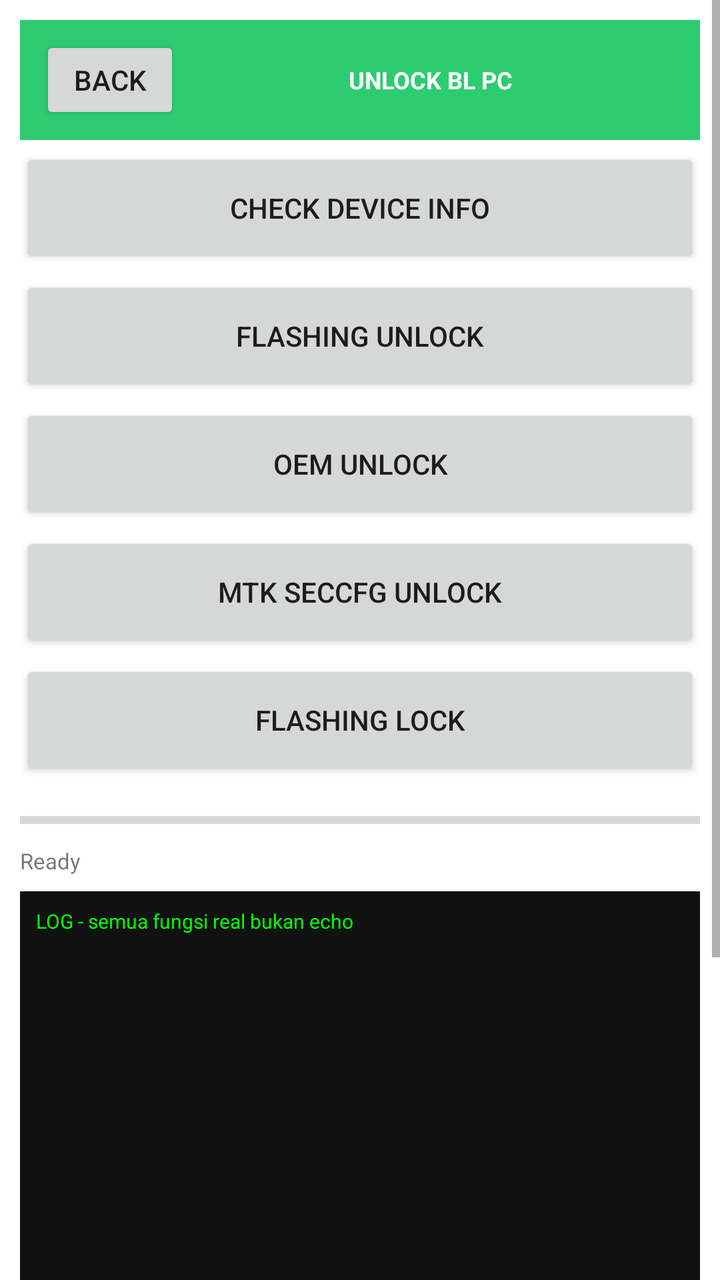
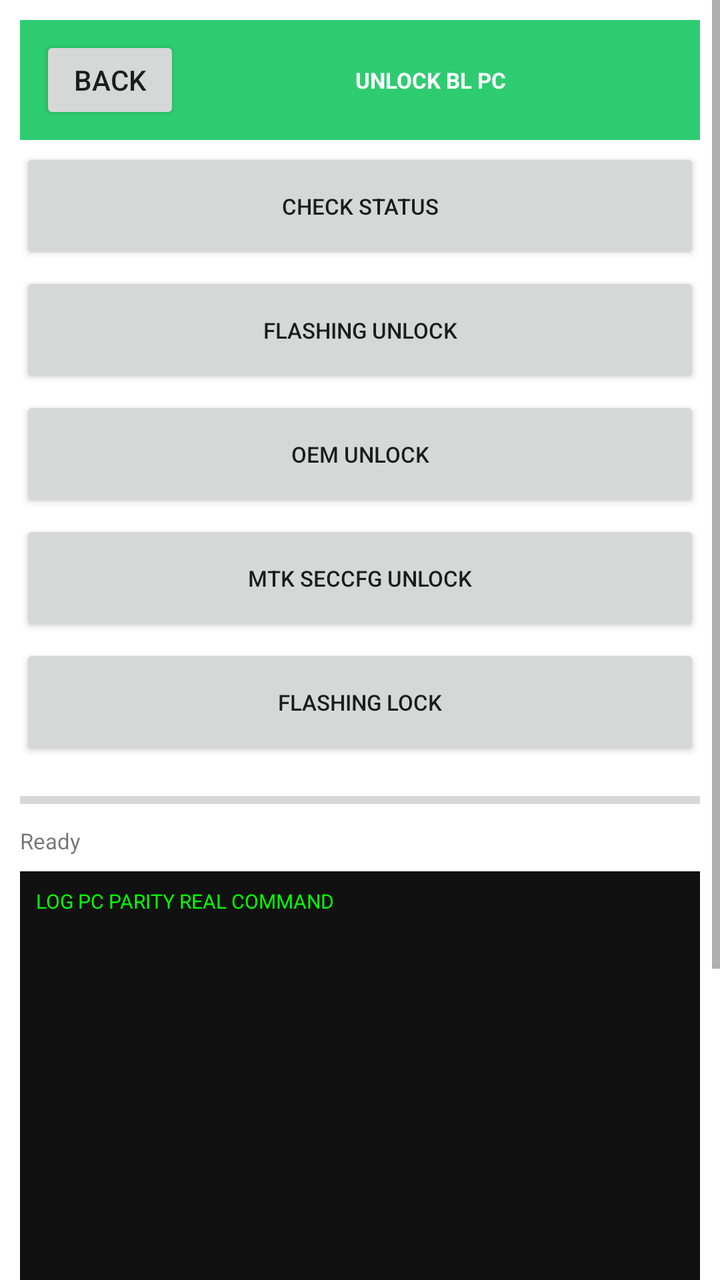

Screens rendered from an Android XML layout before and after an edit, with the pre-edit source and the edit as a unified diff.
<!-- AndroidManifest.xml: application theme Theme.OTGFlasher -->
<!-- res/layout/activity_unlock.xml -->
<?xml version="1.0" encoding="utf-8"?>
<ScrollView xmlns:android="http://schemas.android.com/apk/res/android" android:layout_width="match_parent" android:layout_height="match_parent" android:background="#FFFFFF">
<LinearLayout android:orientation="vertical" android:layout_width="match_parent" android:layout_height="wrap_content" android:padding="10dp">
<LinearLayout android:orientation="horizontal" android:layout_width="match_parent" android:layout_height="60dp" android:background="#2ECC71" android:gravity="center_vertical" android:padding="10dp"><Button android:id="@+id/btn_back" android:text="BACK" android:layout_width="70dp" android:layout_height="44dp"/><TextView android:text="UNLOCK BL PC" android:textSize="12sp" android:textStyle="bold" android:textColor="#FFFFFF" android:layout_width="0dp" android:layout_weight="1" android:layout_height="wrap_content" android:gravity="center"/></LinearLayout>
<Button android:id="@+id/btn_check_device_info_0" android:text="CHECK device info" android:layout_width="match_parent" android:layout_height="60dp" android:layout_marginTop="4dp"/>
<Button android:id="@+id/btn_flashing_unlock_1" android:text="FLASHING unlock" android:layout_width="match_parent" android:layout_height="60dp" android:layout_marginTop="4dp"/>
<Button android:id="@+id/btn_oem_unlock_2" android:text="OEM unlock" android:layout_width="match_parent" android:layout_height="60dp" android:layout_marginTop="4dp"/>
<Button android:id="@+id/btn_mtk_seccfg_unlock_3" android:text="MTK seccfg unlock" android:layout_width="match_parent" android:layout_height="60dp" android:layout_marginTop="4dp"/>
<Button android:id="@+id/btn_flashing_lock_4" android:text="FLASHING lock" android:layout_width="match_parent" android:layout_height="60dp" android:layout_marginTop="4dp"/>
<ProgressBar android:id="@+id/progress_bar" style="?android:attr/progressBarStyleHorizontal" android:layout_width="match_parent" android:layout_height="16dp" android:max="100" android:layout_marginTop="12dp"/>
<TextView android:id="@+id/txt_detail" android:text="Ready" android:textSize="11sp" android:layout_width="match_parent" android:layout_height="wrap_content" android:layout_marginTop="5dp"/>
<TextView android:id="@+id/log_view" android:text="LOG - semua fungsi real bukan echo" android:textSize="10sp" android:background="#111111" android:textColor="#00FF00" android:padding="8dp" android:layout_width="match_parent" android:layout_height="400dp" android:layout_marginTop="8dp"/>
</LinearLayout></ScrollView>
<!-- resources referenced by this layout -->
<resources>
  <style name="Theme.OTGFlasher" parent="android:Theme.Material.Light.NoActionBar" />
</resources>

<!-- the commit's change to res/layout/activity_unlock.xml (unified diff, before → after) -->
@@ -1,13 +1,13 @@
 <?xml version="1.0" encoding="utf-8"?>
 <ScrollView xmlns:android="http://schemas.android.com/apk/res/android" android:layout_width="match_parent" android:layout_height="match_parent" android:background="#FFFFFF">
 <LinearLayout android:orientation="vertical" android:layout_width="match_parent" android:layout_height="wrap_content" android:padding="10dp">
-<LinearLayout android:orientation="horizontal" android:layout_width="match_parent" android:layout_height="60dp" android:background="#2ECC71" android:gravity="center_vertical" android:padding="10dp"><Button android:id="@+id/btn_back" android:text="BACK" android:layout_width="70dp" android:layout_height="44dp"/><TextView android:text="UNLOCK BL PC" android:textSize="12sp" android:textStyle="bold" android:textColor="#FFFFFF" android:layout_width="0dp" android:layout_weight="1" android:layout_height="wrap_content" android:gravity="center"/></LinearLayout>
-<Button android:id="@+id/btn_check_device_info_0" android:text="CHECK device info" android:layout_width="match_parent" android:layout_height="60dp" android:layout_marginTop="4dp"/>
-<Button android:id="@+id/btn_flashing_unlock_1" android:text="FLASHING unlock" android:layout_width="match_parent" android:layout_height="60dp" android:layout_marginTop="4dp"/>
-<Button android:id="@+id/btn_oem_unlock_2" android:text="OEM unlock" android:layout_width="match_parent" android:layout_height="60dp" android:layout_marginTop="4dp"/>
-<Button android:id="@+id/btn_mtk_seccfg_unlock_3" android:text="MTK seccfg unlock" android:layout_width="match_parent" android:layout_height="60dp" android:layout_marginTop="4dp"/>
-<Button android:id="@+id/btn_flashing_lock_4" android:text="FLASHING lock" android:layout_width="match_parent" android:layout_height="60dp" android:layout_marginTop="4dp"/>
+<LinearLayout android:orientation="horizontal" android:layout_width="match_parent" android:layout_height="60dp" android:background="#2ECC71" android:gravity="center_vertical" android:padding="10dp"><Button android:id="@+id/btn_back" android:text="BACK" android:layout_width="70dp" android:layout_height="44dp"/><TextView android:text="UNLOCK BL PC" android:textSize="11sp" android:textStyle="bold" android:textColor="#FFFFFF" android:layout_width="0dp" android:layout_weight="1" android:layout_height="wrap_content" android:gravity="center"/></LinearLayout>
+<Button android:id="@+id/btn_check_status_0" android:text="CHECK status" android:layout_width="match_parent" android:layout_height="58dp" android:layout_marginTop="4dp" android:textSize="11sp"/>
+<Button android:id="@+id/btn_flashing_unlock_1" android:text="FLASHING unlock" android:layout_width="match_parent" android:layout_height="58dp" android:layout_marginTop="4dp" android:textSize="11sp"/>
+<Button android:id="@+id/btn_oem_unlock_2" android:text="OEM unlock" android:layout_width="match_parent" android:layout_height="58dp" android:layout_marginTop="4dp" android:textSize="11sp"/>
+<Button android:id="@+id/btn_mtk_seccfg_unlock_3" android:text="MTK seccfg unlock" android:layout_width="match_parent" android:layout_height="58dp" android:layout_marginTop="4dp" android:textSize="11sp"/>
+<Button android:id="@+id/btn_flashing_lock_4" android:text="FLASHING lock" android:layout_width="match_parent" android:layout_height="58dp" android:layout_marginTop="4dp" android:textSize="11sp"/>
 <ProgressBar android:id="@+id/progress_bar" style="?android:attr/progressBarStyleHorizontal" android:layout_width="match_parent" android:layout_height="16dp" android:max="100" android:layout_marginTop="12dp"/>
 <TextView android:id="@+id/txt_detail" android:text="Ready" android:textSize="11sp" android:layout_width="match_parent" android:layout_height="wrap_content" android:layout_marginTop="5dp"/>
-<TextView android:id="@+id/log_view" android:text="LOG - semua fungsi real bukan echo" android:textSize="10sp" android:background="#111111" android:textColor="#00FF00" android:padding="8dp" android:layout_width="match_parent" android:layout_height="400dp" android:layout_marginTop="8dp"/>
+<TextView android:id="@+id/log_view" android:text="LOG PC PARITY REAL COMMAND" android:textSize="10sp" android:background="#111111" android:textColor="#00FF00" android:padding="8dp" android:layout_width="match_parent" android:layout_height="400dp" android:layout_marginTop="8dp"/>
 </LinearLayout></ScrollView>
